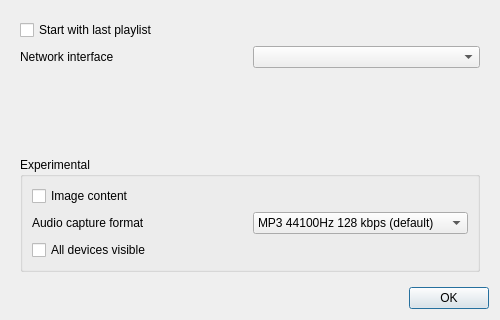
Qt form desktop/src/settingsdialog.ui (mkiol/Jupii) before a commit.
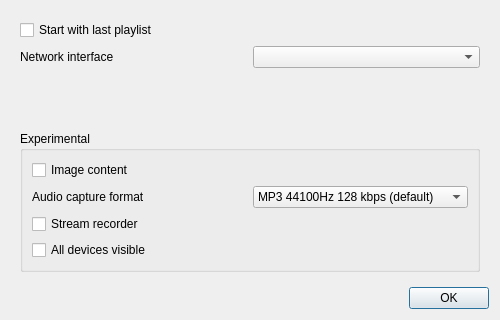
The same form after that commit.

Commit message: SHOUTcast stream recorder

The edit to the form file:
```diff
--- a/desktop/src/settingsdialog.ui
+++ b/desktop/src/settingsdialog.ui
@@ -114,6 +114,13 @@
            </item>
           </layout>
          </item>
+         <item>
+          <widget class="QCheckBox" name="recCheckBox">
+           <property name="text">
+            <string>Stream recorder</string>
+           </property>
+          </widget>
+         </item>
          <item>
           <widget class="QCheckBox" name="allDevicesCheckBox">
            <property name="enabled">
```
The commit also changes 58 other files.
